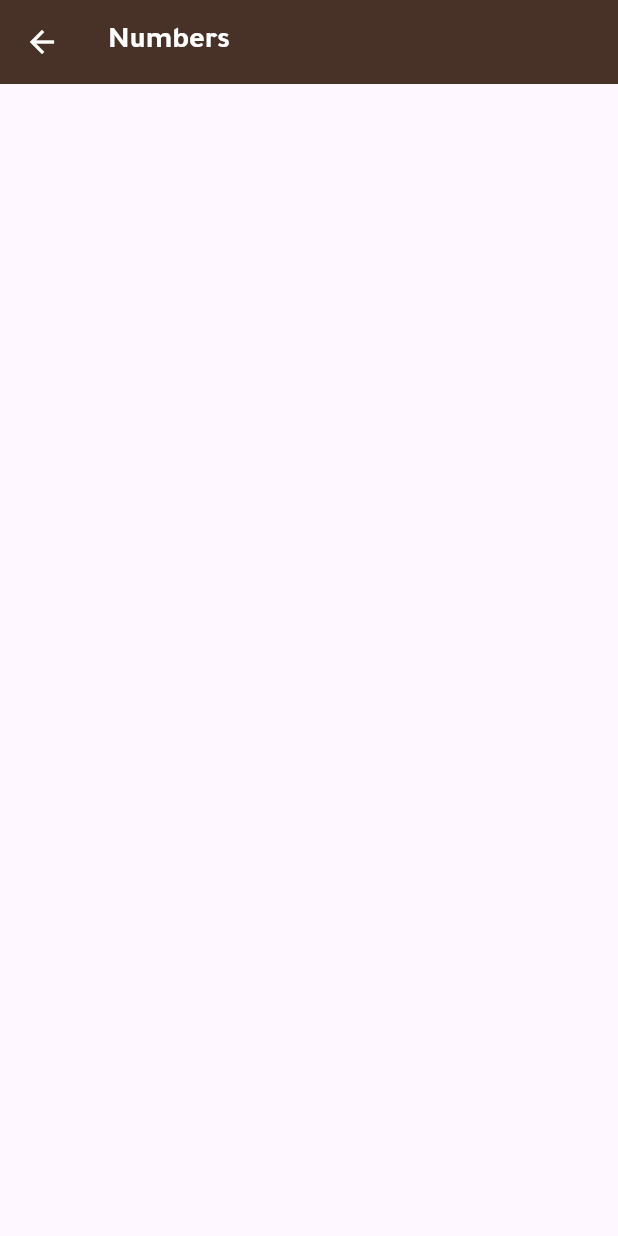
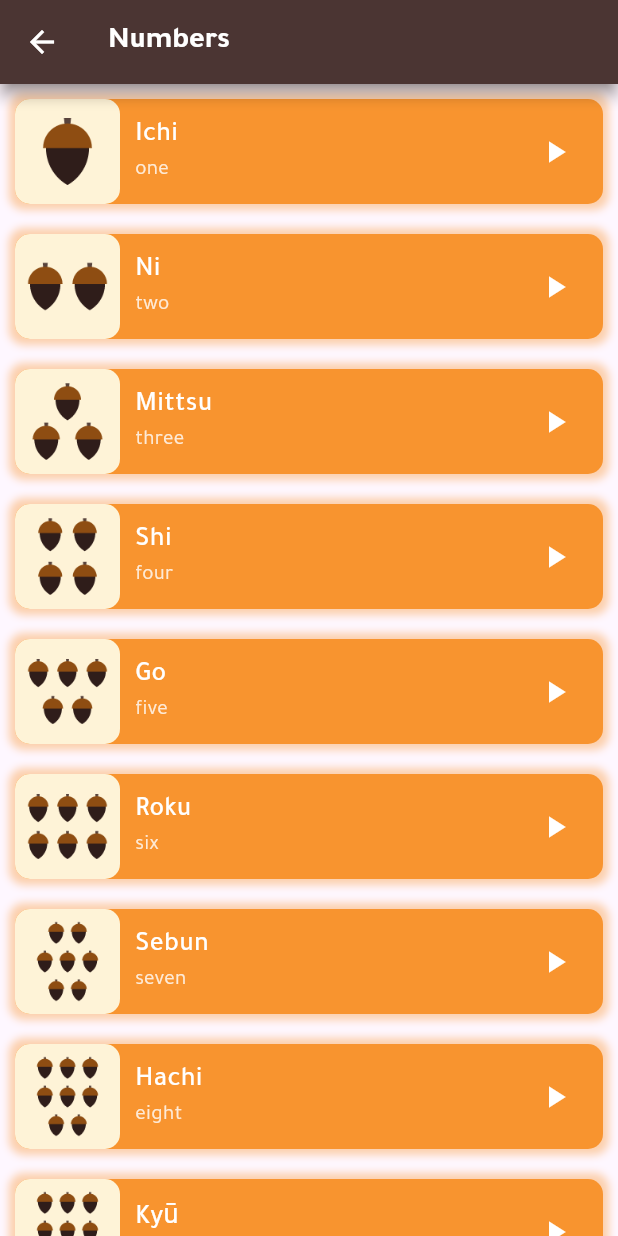
Before and after one commit to abdulrahmanhaney/Toku_App, a Flutter app: the screen it shows after launch, after a tap on "Numbers", on a phone screen of 412 x 824 dp. Run offline on Flutter 3.47's test engine with Material 2 defaults, Android fonts, the phone set to English and light mode, and no system bars.

Commit message:
adding number screen & family & refactor code & make item model

```diff
--- a/lib/main.dart
+++ b/lib/main.dart
@@ -22,6 +22,8 @@ class TokuApp extends StatelessWidget {
         useMaterial3: true,
         appBarTheme: const AppBarTheme(
           backgroundColor: KPrimaryColor,
+          shadowColor: KPrimaryColor,
+          elevation: 4,
           iconTheme: IconThemeData(color: Colors.white),
           titleTextStyle: TextStyle(
             color: Colors.white,
@@ -33,8 +35,8 @@ class TokuApp extends StatelessWidget {
       routes: {
         SplashScreen.id: (context) => const SplashScreen(),
         HomeScreen.id: (context) => const HomeScreen(),
-        NumbersScreen.id: (context) => const NumbersScreen(),
-        FamilyMembersScreen.id: (context) => const FamilyMembersScreen(),
+        NumbersScreen.id: (context) => NumbersScreen(),
+        FamilyMembersScreen.id: (context) => FamilyMembersScreen(),
         ColorsScreen.id: (context) => const ColorsScreen(),
         PhrasesScreen.id: (context) => const PhrasesScreen(),
       },
--- /dev/null
+++ b/lib/models/item_model.dart
@@ -0,0 +1,16 @@
+import 'package:flutter/material.dart';
+
+class ItemModel {
+  ItemModel({
+    required this.enText,
+    required this.jpText,
+    required this.bgColor,
+    required this.image,
+    required this.sound,
+  });
+  String jpText;
+  String enText;
+  Color bgColor;
+  String image;
+  String sound;
+}
--- a/lib/screens/home_screen.dart
+++ b/lib/screens/home_screen.dart
@@ -5,7 +5,7 @@ import 'package:toku_app/screens/family_members_screen.dart';
 import 'package:toku_app/screens/numbers_screen.dart';
 import 'package:toku_app/screens/pharses_screen.dart';
 
-import '../widgets/home/home_item.dart';
+import '../widgets/home_item.dart';
 
 class HomeScreen extends StatelessWidget {
   const HomeScreen({super.key});
--- a/lib/screens/numbers_screen.dart
+++ b/lib/screens/numbers_screen.dart
@@ -1,14 +1,98 @@
 import 'package:flutter/material.dart';
+import 'package:toku_app/constants.dart';
+import 'package:toku_app/models/item_model.dart';
+
+import '../widgets/item_all.dart';
 
 class NumbersScreen extends StatelessWidget {
-  const NumbersScreen({super.key});
+  NumbersScreen({super.key});
 
   static String id = 'NumbersScreen';
+
+  List<ItemModel> numbers = [
+    ItemModel(
+      enText: 'one',
+      jpText: 'Ichi',
+      bgColor: KNumbersColor,
+      image: 'assets/images/numbers/number_one.png',
+      sound: 'number_one_sound.mp3',
+    ),
+    ItemModel(
+      enText: 'two',
+      jpText: 'Ni',
+      bgColor: KNumbersColor,
+      image: 'assets/images/numbers/number_two.png',
+      sound: 'number_two_sound.mp3',
+    ),
+    ItemModel(
+      enText: 'three',
+      jpText: 'Mittsu',
+      bgColor: KNumbersColor,
+      image: 'assets/images/numbers/number_three.png',
+      sound: 'number_three_sound.mp3',
+    ),
+    ItemModel(
+      enText: 'four',
+      jpText: 'Shi',
+      bgColor: KNumbersColor,
+      image: 'assets/images/numbers/number_four.png',
+      sound: 'number_four_sound.mp3',
+    ),
+    ItemModel(
+      enText: 'five',
+      jpText: 'Go',
+      bgColor: KNumbersColor,
+      image: 'assets/images/numbers/number_five.png',
+      sound: 'number_five_sound.mp3',
+    ),
+    ItemModel(
+      enText: 'six',
+      jpText: 'Roku',
+      bgColor: KNumbersColor,
+      image: 'assets/images/numbers/number_six.png',
+      sound: 'number_six_sound.mp3',
+    ),
+    ItemModel(
+      enText: 'seven',
+      jpText: 'Sebun',
+      bgColor: KNumbersColor,
+      image: 'assets/images/numbers/number_seven.png',
+      sound: 'number_seven_sound.mp3',
+    ),
+    ItemModel(
+      enText: 'eight',
+      jpText: 'Hachi',
+      bgColor: KNumbersColor,
+      image: 'assets/images/numbers/number_eight.png',
+      sound: 'number_eight_sound.mp3',
+    ),
+    ItemModel(
+      enText: 'nine',
+      jpText: 'Kyū',
+      bgColor: KNumbersColor,
+      image: 'assets/images/numbers/number_nine.png',
+      sound: 'number_nine_sound.mp3',
+    ),
+    ItemModel(
+      enText: 'ten',
+      jpText: 'Jū',
+      bgColor: KNumbersColor,
+      image: 'assets/images/numbers/number_ten.png',
+      sound: 'number_ten_sound.mp3',
+    ),
+  ];
 
   @override
   Widget build(BuildContext context) {
     return Scaffold(
-      appBar: AppBar(title: const Text('Numbers')),
-    );
+        appBar: AppBar(title: const Text('Numbers')),
+        body: ListView.builder(
+          itemCount: numbers.length,
+          itemBuilder: (context, index) {
+            return ItemAll(
+              itemData: numbers[index],
+            );
+          },
+        ));
   }
 }
--- a/lib/widgets/home/home_item.dart
+++ b/lib/widgets/home_item.dart
@@ -20,6 +20,14 @@ class HomeItem extends StatelessWidget {
       child: Container(
         margin: const EdgeInsets.all(10),
         decoration: BoxDecoration(
+          boxShadow: [
+            BoxShadow(
+              color: color.withOpacity(0.4),
+              spreadRadius: 4,
+              blurRadius: 4,
+              offset: const Offset(0, 0), // changes position of shadow
+            ),
+          ],
           color: color,
           borderRadius: BorderRadius.circular(10),
         ),
--- /dev/null
+++ b/lib/widgets/item_all.dart
@@ -0,0 +1,74 @@
+import 'package:flutter/material.dart';
+import 'package:toku_app/models/item_model.dart';
+
+class ItemAll extends StatelessWidget {
+  ItemAll({
+    super.key,
+    required this.itemData,
+  });
+
+  ItemModel itemData;
+
+  @override
+  Widget build(BuildContext context) {
+    return Container(
+      margin: const EdgeInsets.all(10),
+      decoration: BoxDecoration(boxShadow: [
+        BoxShadow(
+          color: itemData.bgColor.withOpacity(0.4),
+          spreadRadius: 4,
+          blurRadius: 4,
+          offset: const Offset(0, 0), // changes position of shadow
+        ),
+      ], color: itemData.bgColor, borderRadius: BorderRadius.circular(10)),
+      alignment: Alignment.centerLeft,
+      child: Row(
+        children: [
+          Container(
+            decoration: BoxDecoration(
+                color: const Color(0xffFEF3D7),
+                borderRadius: BorderRadius.circular(10)),
+            height: 70,
+            width: 70,
+            child: Image.asset(
+              itemData.image,
+              height: 60,
+            ),
+          ),
+          const SizedBox(
+            width: 10,
+          ),
+          Column(
+            mainAxisAlignment: MainAxisAlignment.center,
+            crossAxisAlignment: CrossAxisAlignment.start,
+            children: [
+              Text(
+                itemData.jpText,
+                style: const TextStyle(
+                    fontFamily: 'MFM', color: Colors.white, fontSize: 18),
+              ),
+              Text(
+                itemData.enText,
+                style: const TextStyle(
+                    fontFamily: 'MFR',
+                    color: Color.fromARGB(206, 255, 255, 255),
+                    fontSize: 14),
+              )
+            ],
+          ),
+          const Spacer(),
+          IconButton(
+            onPressed: () {},
+            icon: const Icon(
+              Icons.play_arrow,
+              color: Colors.white,
+            ),
+          ),
+          const SizedBox(
+            width: 8,
+          )
+        ],
+      ),
+    );
+  }
+}
```
Also changed, not shown: lib/screens/family_members_screen.dart (+83 -1 lines), pubspec.yaml (+21 -0 lines), pubspec.lock, 41 other files.
